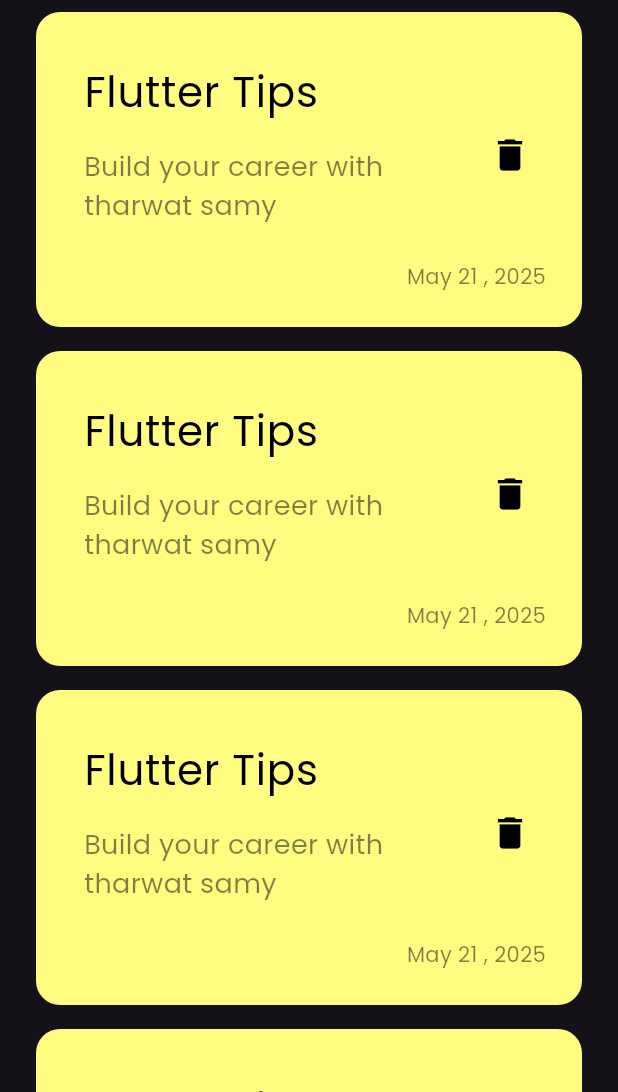
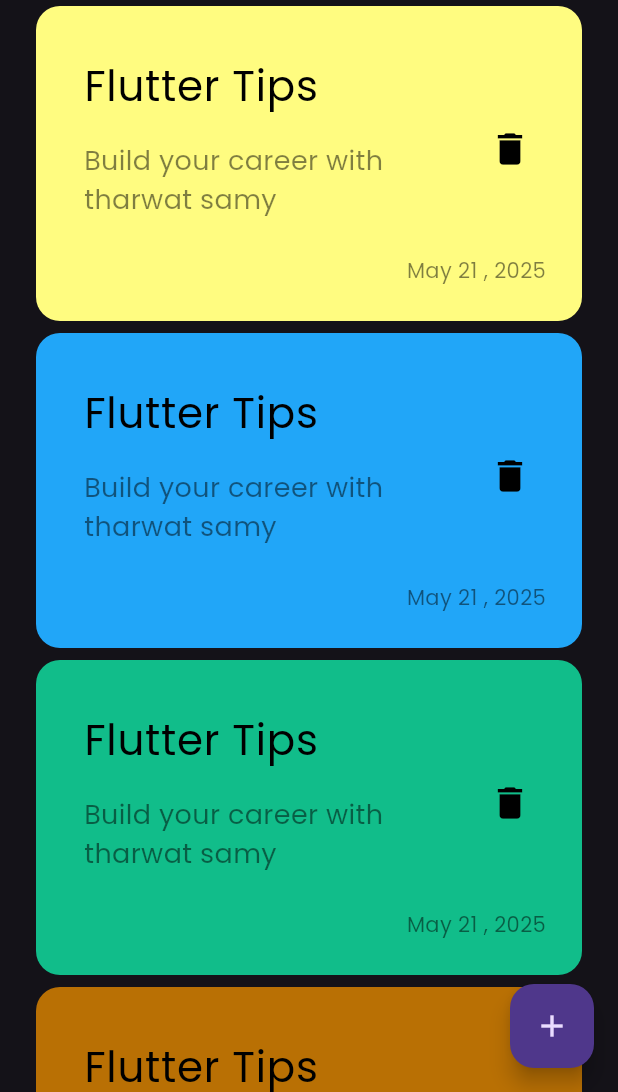
Before and after one commit to Shahd-Elkarn/notes_app, a Flutter app: the screen it shows after launch, on a phone screen of 412 x 824 dp, the part 144-1236 px from its top. Run offline on Flutter 3.47's test engine with Material 3 defaults, Android fonts, the phone set to English and light mode, and no system bars.

Commit message:
create floating action button

```diff
--- a/lib/views/note_view.dart
+++ b/lib/views/note_view.dart
@@ -6,8 +6,12 @@ class NoteView extends StatelessWidget {
 
   @override
   Widget build(BuildContext context) {
-    return const Scaffold(
-      body: NoteViewBody(),
+    return Scaffold(
+      floatingActionButton: FloatingActionButton(
+        onPressed: (){},
+        child: const Icon(Icons.add),
+      ),
+      body: const NoteViewBody(),
     );
   }
 }
--- a/lib/views/widgets/custom_note_item.dart
+++ b/lib/views/widgets/custom_note_item.dart
@@ -3,15 +3,15 @@
 import 'package:flutter/material.dart';
 
 class CustomNoteItem extends StatelessWidget {
-  const CustomNoteItem({super.key});
-
+  const CustomNoteItem({super.key,required this.color});
+  final Color color ;
   @override
   Widget build(BuildContext context) {
     return Container(
       padding: EdgeInsets.only(top: 24,bottom: 24,left: 16),
       decoration: BoxDecoration(
         borderRadius: BorderRadius.circular(16),
-        color: Color(0xfffFFc80),
+        color: color,
       ),
       child: Column(
         crossAxisAlignment: CrossAxisAlignment.end,
--- a/lib/views/widgets/note_item_list.dart
+++ b/lib/views/widgets/note_item_list.dart
@@ -1,18 +1,29 @@
-
-
 import 'package:flutter/material.dart';
 import 'package:notes_app/views/widgets/custom_note_item.dart';
 
 class NoteItemList extends StatelessWidget {
   const NoteItemList({super.key});
-
+  final color = const [
+    Color(0xfffFFc80),
+    Color.fromARGB(255, 33, 166, 248),
+    Color.fromARGB(255, 17, 189, 138),
+    Color.fromARGB(255, 185, 112, 4),
+    Color.fromARGB(255, 245, 93, 12),
+   Colors.purple,
+    Color.fromARGB(255, 33, 166, 248),
+    Color.fromARGB(255, 17, 189, 138),
+    Color.fromARGB(255, 185, 112, 4),
+    Color.fromARGB(255, 245, 93, 12),
+  ];
   @override
   Widget build(BuildContext context) {
-    return ListView.builder(itemBuilder: (context,index){
-      return Padding(
-        padding: const EdgeInsets.symmetric(vertical: 8.0),
-        child: CustomNoteItem(),
-      );
-    });
+    return ListView.builder(
+        itemCount: 10,
+        itemBuilder: (context, index) {
+          return Padding(
+            padding: const EdgeInsets.symmetric(vertical: 4.0),
+            child: CustomNoteItem(color: color[index]),
+          );
+        });
   }
 }
```
